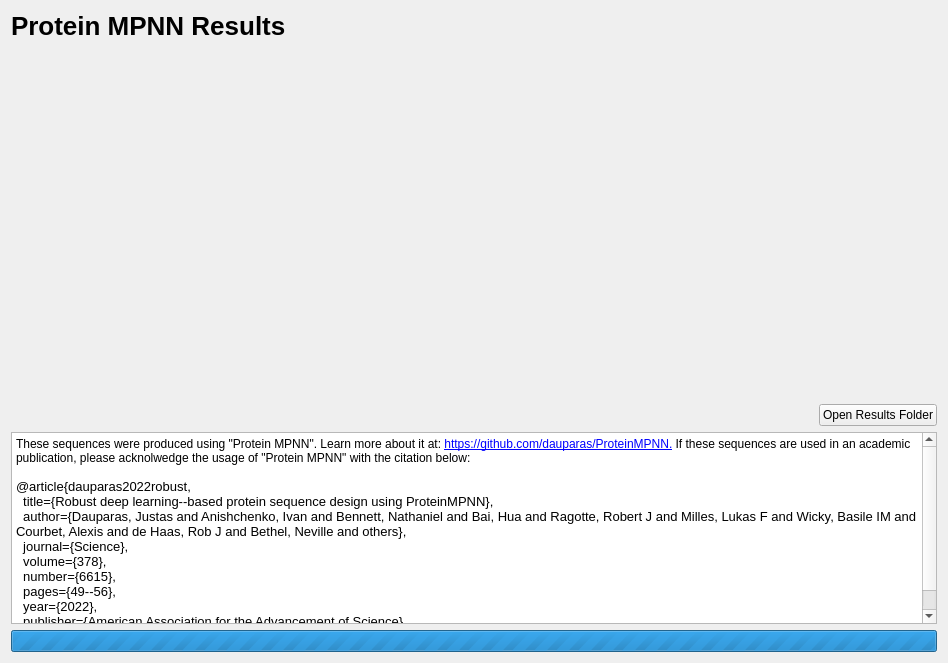
Old version of the form cbr/mpnn/visual/MpnnViewer.ui in the repository TUM-CBR/pymol-plugins.
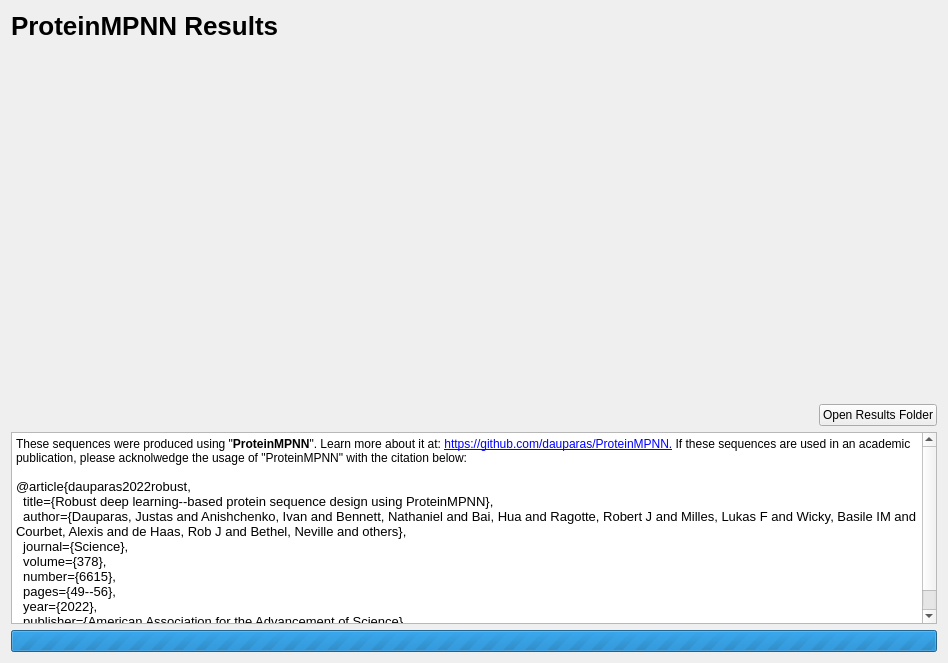
New version of the form. Custom widgets are drawn as their Qt base class.

```diff
--- a/cbr/mpnn/visual/MpnnViewer.ui
+++ b/cbr/mpnn/visual/MpnnViewer.ui
@@ -34,7 +34,7 @@
 font-weight: bold;</string>
      </property>
      <property name="text">
-      <string>Protein MPNN Results</string>
+      <string>ProteinMPNN Results</string>
      </property>
     </widget>
    </item>
@@ -86,7 +86,7 @@
 li.unchecked::marker { content: &quot;\2610&quot;; }
 li.checked::marker { content: &quot;\2612&quot;; }
 &lt;/style&gt;&lt;/head&gt;&lt;body style=&quot; font-family:'Sans Serif'; font-size:9pt; font-weight:400; font-style:normal;&quot;&gt;
-&lt;p style=&quot; margin-top:0px; margin-bottom:0px; margin-left:0px; margin-right:0px; -qt-block-indent:0; text-indent:0px;&quot;&gt;These sequences were produced using &amp;quot;Protein MPNN&amp;quot;. Learn more about it at: &lt;a href=&quot;https://github.com/dauparas/ProteinMPNN&quot;&gt;&lt;span style=&quot; text-decoration: underline; color:#0000ff;&quot;&gt;https://github.com/dauparas/ProteinMPNN.&lt;/span&gt;&lt;/a&gt; If these sequences are used in an academic publication, please acknolwedge the usage of &amp;quot;Protein MPNN&amp;quot; with the citation below:&lt;/p&gt;
+&lt;p style=&quot; margin-top:0px; margin-bottom:0px; margin-left:0px; margin-right:0px; -qt-block-indent:0; text-indent:0px;&quot;&gt;These sequences were produced using &amp;quot;&lt;span style=&quot; font-weight:700;&quot;&gt;ProteinMPNN&lt;/span&gt;&amp;quot;. Learn more about it at: &lt;a href=&quot;https://github.com/dauparas/ProteinMPNN&quot;&gt;&lt;span style=&quot; text-decoration: underline; color:#0000ff;&quot;&gt;https://github.com/dauparas/ProteinMPNN.&lt;/span&gt;&lt;/a&gt; If these sequences are used in an academic publication, please acknolwedge the usage of &amp;quot;ProteinMPNN&amp;quot; with the citation below:&lt;/p&gt;
 &lt;p style=&quot;-qt-paragraph-type:empty; margin-top:0px; margin-bottom:0px; margin-left:0px; margin-right:0px; -qt-block-indent:0; text-indent:0px;&quot;&gt;&lt;br /&gt;&lt;/p&gt;
 &lt;p style=&quot; margin-top:0px; margin-bottom:0px; margin-left:0px; margin-right:0px; -qt-block-indent:0; text-indent:0px;&quot;&gt;&lt;span style=&quot; font-size:10pt;&quot;&gt;@article{dauparas2022robust,&lt;/span&gt;&lt;/p&gt;
 &lt;p style=&quot; margin-top:0px; margin-bottom:0px; margin-left:0px; margin-right:0px; -qt-block-indent:0; text-indent:0px;&quot;&gt;&lt;span style=&quot; font-size:10pt;&quot;&gt;  title={Robust deep learning--based protein sequence design using ProteinMPNN},&lt;/span&gt;&lt;/p&gt;
```
